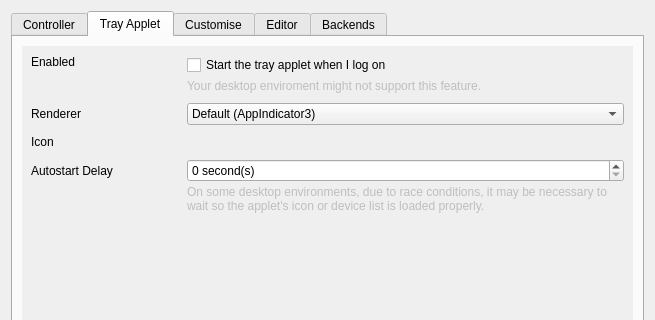
polychromatic/polychromatic, file data/qt/preferences.ui: the form before one commit; both pictures show x 0 to 655 and y 0 to 320 of the 655 by 471 pixel window.
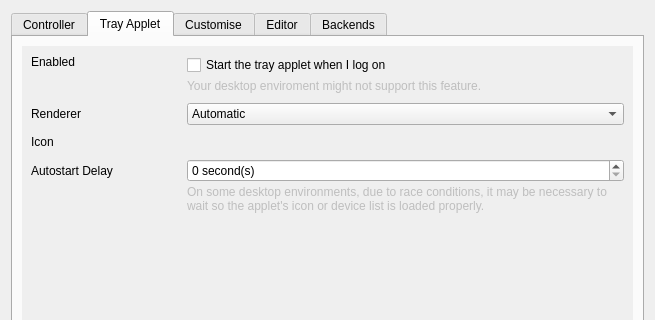
The form after the commit. The open tabs and pages were chosen to show the change. Icons and pictures are not drawn.

Commit message:
tray: Add support for Ayatana Indicators
Fixes #346. Now compatible with Debian 11, which dropped the older
AppIndicator3.

The default (now "Auto") will try initializing in this order:
Ayatana -> AppIndicator3 -> GTKStatusIcon

What changed in the file:
```diff
--- a/data/qt/preferences.ui
+++ b/data/qt/preferences.ui
@@ -419,7 +419,7 @@
             <widget class="QComboBox" name="TrayModeCombo">
              <item>
               <property name="text">
-               <string>Default (AppIndicator3)</string>
+               <string>Automatic</string>
               </property>
              </item>
              <item>
```
Left out of the diff: 5 changed lines with no effect on the pictures. The commit also changes 5 other files.
